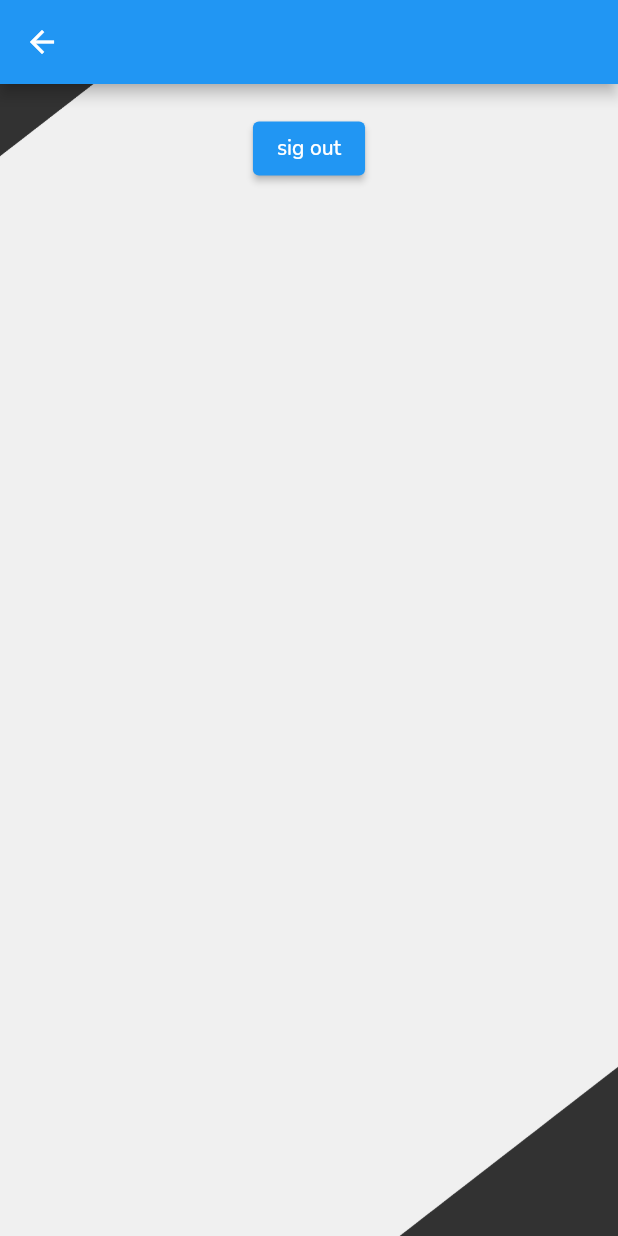
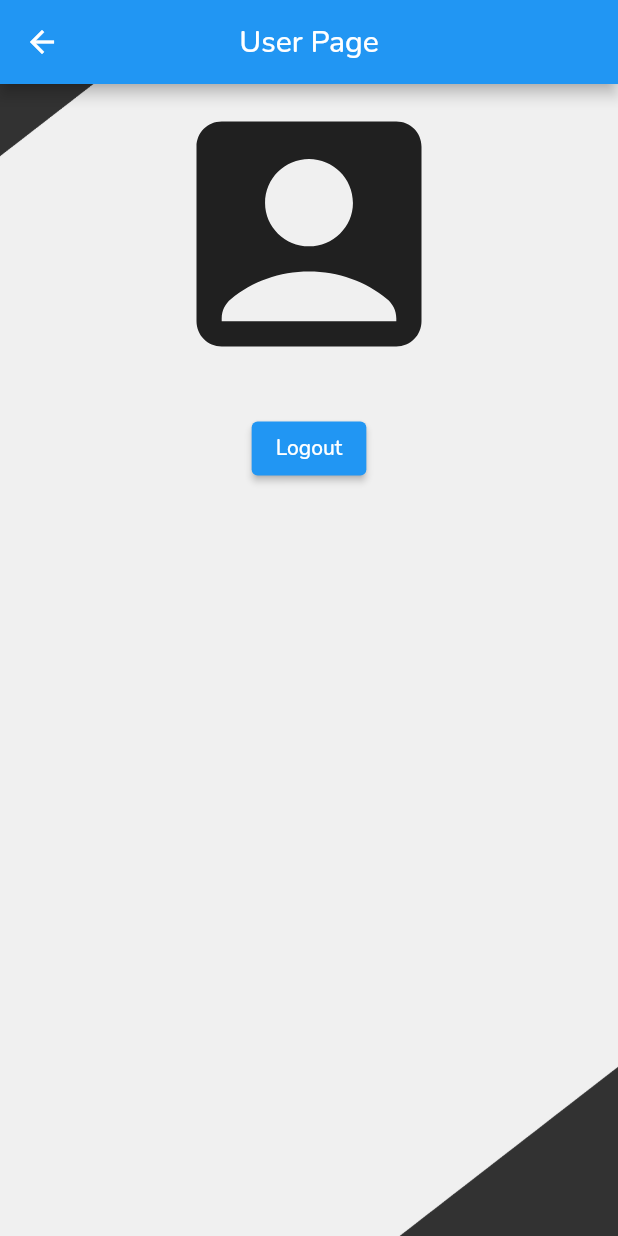
Before and after one commit to luisf4/chat-app-flutter, a Flutter app: the screen it shows once a user with an empty profile is signed in, after a tap on the "person" icon, on a phone screen of 412 x 824 dp. Run offline on Flutter 3.47's test engine with Material 2 defaults, Android fonts, the light colour scheme and no system bars; our stand-ins replace cloud_firestore, email_validator, firebase_auth, firebase_core; accounts and stored records are empty; network calls fail.

Commit message:
changing some ui

```diff
--- a/lib/pages/auth/loginPage.dart
+++ b/lib/pages/auth/loginPage.dart
@@ -113,7 +113,7 @@ class _LoginPageState extends State<LoginPage> {
                         obscureText: passwordInvisible,
                         autovalidateMode: AutovalidateMode.onUserInteraction,
                         validator: (value) => value != null && value.length < 6
-                            ? "Minimum 6 characters"
+                            ? "Minimum of 6 characters"
                             : null),
                     Padding(
                       padding: const EdgeInsets.fromLTRB(0, 15, 0, 20),
--- a/lib/pages/homePage.dart
+++ b/lib/pages/homePage.dart
@@ -32,8 +32,9 @@ class _HomePageState extends State<HomePage> {
         child: Scaffold(
           appBar: AppBar(
             title: Text('Contacts'),
+            centerTitle: true,
             leading: IconButton(
-              icon: Icon(Icons.heart_broken),
+              icon: Icon(Icons.ac_unit_rounded),
               onPressed: () {},
             ),
             actions: <Widget>[
@@ -91,7 +92,8 @@ class _HomePageState extends State<HomePage> {
                                 );
                               },
                               child: ListTile(
-                                leading: CircleAvatar(),
+                                leading: CircleAvatar(
+                                    child: Icon(Icons.change_history_outlined)),
                                 title: Text(document['contactName'],
                                     style: TextStyle(
                                         color: Colors.black, fontSize: 20)),
--- a/lib/pages/userPage.dart
+++ b/lib/pages/userPage.dart
@@ -21,16 +21,24 @@ class _UserPageState extends State<UserPage> {
             fit: BoxFit.cover,
           ),
         ),
-        child: Scaffold(appBar: AppBar(),
+        child: Scaffold(
+          appBar: AppBar(
+            title: Text('User Page'),
+            centerTitle: true,
+          ),
           backgroundColor: Colors.transparent,
           body: SingleChildScrollView(
             child: Center(
               child: Column(
                 children: [
+                  Icon(
+                    Icons.account_box,
+                    size: 200.0,
+                  ),
                   Text(FirebaseAuth.instance.currentUser!.email.toString()),
                   ElevatedButton(
                     onPressed: () => singOut(),
-                    child: Text('sig out'),
+                    child: Text('Logout'),
                   ),
                 ],
               ),
```
Also changed, not shown: lib/pages/auth/singupPage.dart (+16 -6 lines), lib/pages/chatPage.dart (+85 -32 lines), lib/pages/searchPage.dart (+6 -2 lines).
